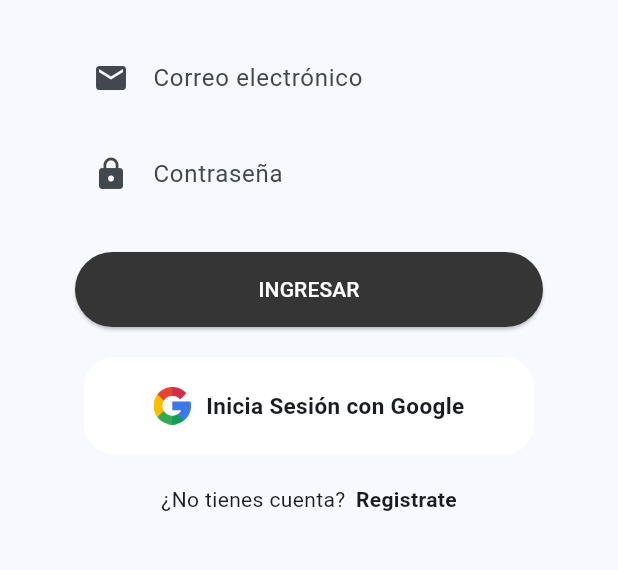
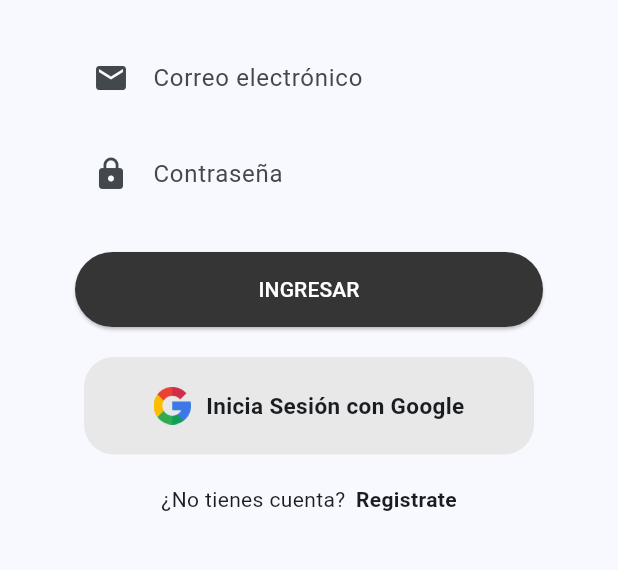
Before and after one commit to Vel935/cpuinfo-aplicaci-n, a Flutter app: the screen it shows after launch, on a phone screen of 412 x 824 dp, the part 414-984 px from its top. Run offline on Flutter 3.47's test engine with Material 3 defaults, Android fonts, the phone set to English and light mode, and no system bars; our stand-ins replace adaptive_theme, cloud_firestore, firebase_auth, firebase_core, google_sign_in; accounts and stored records are empty.

Commit message:
Fix: Boton De inicio de sesion google

```diff
--- a/lib/pages/homePage/homePage.dart
+++ b/lib/pages/homePage/homePage.dart
@@ -1,5 +1,4 @@
 import 'package:flutter/material.dart';
-import 'package:adaptive_theme/adaptive_theme.dart';
 import 'package:flutter/widgets.dart';
 import 'package:provider/provider.dart';
 import 'package:cpuinfo_application/providers/cpuComparatorProvider.dart';
--- a/lib/pages/login/LoginPage.dart
+++ b/lib/pages/login/LoginPage.dart
@@ -161,6 +161,8 @@ class _LoginPageState extends State<LoginPage> {
   }
 
   Widget getGoogleButton() {
+    final theme = Theme.of(context);
+    final isDarkMode = theme.brightness == Brightness.dark;
     return GestureDetector(
       onTap: () {
         userValidationWithGoogle(context);
@@ -169,7 +171,10 @@ class _LoginPageState extends State<LoginPage> {
         width: 300, // Ancho del contenedor
         padding: EdgeInsets.all(20), // Relleno dentro del contenedor
         decoration: BoxDecoration(
-          color: Colors.white, // Color de fondo del contenedor
+          color: isDarkMode
+              ? Colors.grey[850]
+              : Color.fromARGB(
+                  255, 232, 232, 232), // Color de fondo del contenedor
           borderRadius: BorderRadius.circular(20), // Bordes redondeados
         ),
         child: Row(
```
